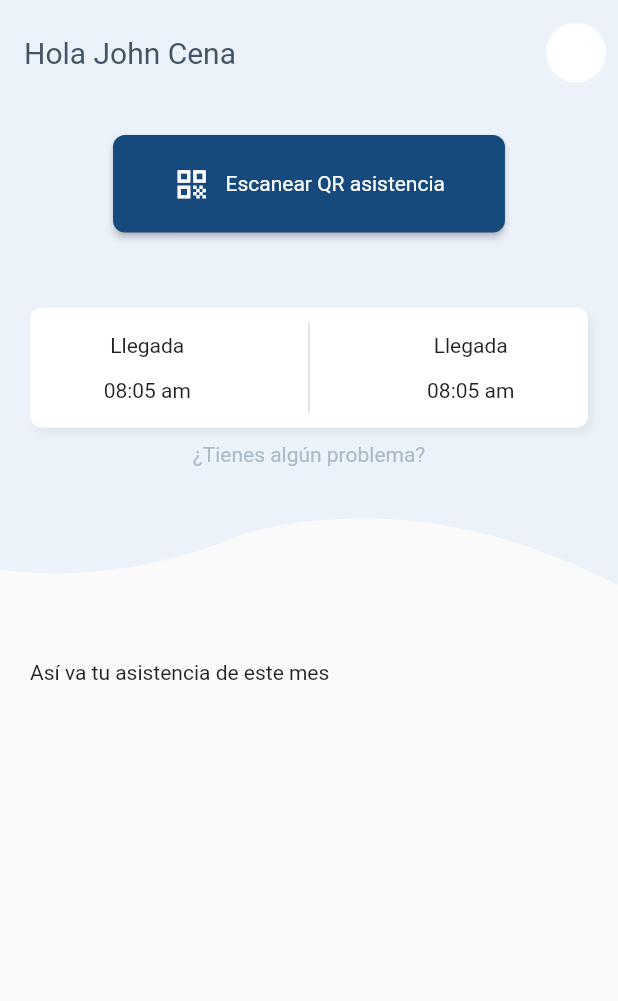
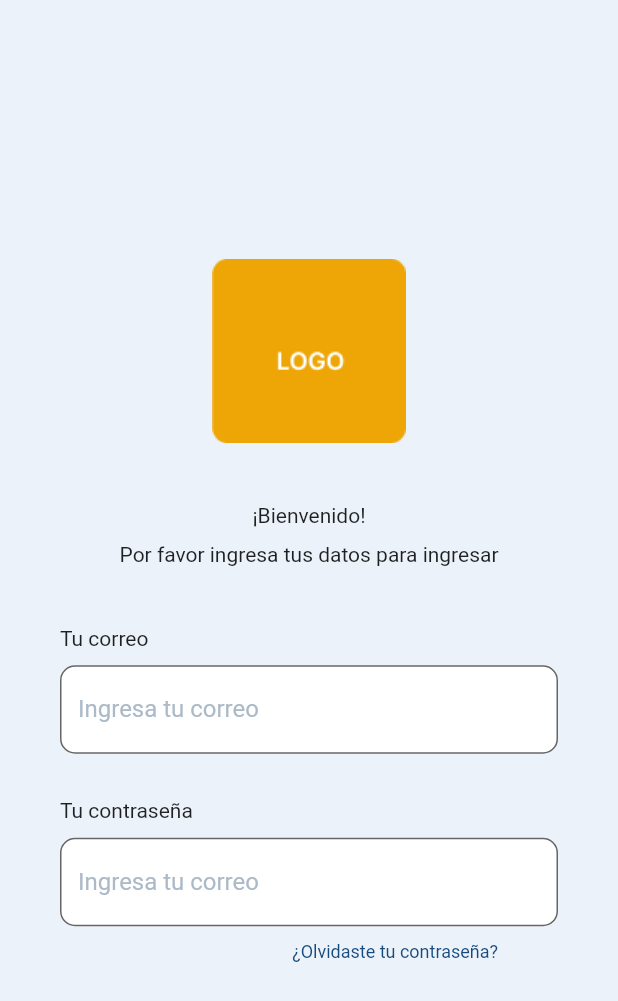
Before and after one commit to matiasbarram/checkapp, a Flutter app: the screen it shows after launch, on a phone screen of 412 x 824 dp. Shown: the top 1001 px of the screen. Run offline on Flutter 3.47's test engine with Material 2 defaults, Android fonts, the light colour scheme and no system bars.

Commit message:
Created Login screen

```diff
--- a/frontend/lib/main.dart
+++ b/frontend/lib/main.dart
@@ -20,11 +20,12 @@ class MyApp extends StatelessWidget {
   Widget build(BuildContext context) {
     return MaterialApp(
       debugShowCheckedModeBanner: false,
-      title: 'Movies App',
-      initialRoute: 'home',
+      title: 'Checkapp',
+      initialRoute: 'login',
       theme: AppTheme.lightTheme,
       routes: {
         'home': (_) => const HomeScreen(),
+        'login': ((context) => const LoginScreen())
       },
     );
   }
--- /dev/null
+++ b/frontend/lib/screens/login_screen.dart
@@ -0,0 +1,108 @@
+import 'package:checkapp/themes/app_theme.dart';
+import 'package:flutter/material.dart';
+
+class LoginScreen extends StatelessWidget {
+  const LoginScreen({Key? key}) : super(key: key);
+
+  @override
+  Widget build(BuildContext context) {
+    return Scaffold(
+      backgroundColor: AppTheme.checkApptextLigher,
+      body: Center(
+        child: Column(
+          mainAxisAlignment: MainAxisAlignment.center,
+          children: const [
+            WelcomeInfo(),
+            SizedBox(
+              height: 40,
+            ),
+            TextFieldsLogin()
+          ],
+        ),
+      ),
+    );
+  }
+}
+
+class WelcomeInfo extends StatelessWidget {
+  const WelcomeInfo({
+    Key? key,
+  }) : super(key: key);
+
+  @override
+  Widget build(BuildContext context) {
+    return Column(
+      children: [
+        Image.asset('assets/no-logo-orange.png'),
+        const SizedBox(
+          height: 40,
+        ),
+        const Text('¡Bienvenido!'),
+        const SizedBox(
+          height: 10,
+        ),
+        const Text('Por favor ingresa tus datos para ingresar'),
+      ],
+    );
+  }
+}
+
+class TextFieldsLogin extends StatelessWidget {
+  const TextFieldsLogin({
+    Key? key,
+  }) : super(key: key);
+
+  @override
+  Widget build(BuildContext context) {
+    return Container(
+      padding: const EdgeInsets.symmetric(horizontal: 40),
+      child: Column(
+        crossAxisAlignment: CrossAxisAlignment.start,
+        children: [
+          const Text('Tu correo'),
+          const SizedBox(
+            height: 10,
+          ),
+          const TextField(
+            decoration: InputDecoration(
+                labelText: "Ingresa tu correo",
+                labelStyle: TextStyle(color: AppTheme.checkApptextLight),
+                filled: true,
+                fillColor: Colors.white,
+                border: OutlineInputBorder(
+                  borderSide: BorderSide(color: AppTheme.checkApptextLigher),
+                  borderRadius: BorderRadius.all(Radius.circular(10)),
+                )),
+          ),
+          const SizedBox(
+            height: 30,
+          ),
+          const Text('Tu contraseña'),
+          const SizedBox(
+            height: 10,
+          ),
+          const TextField(
+            decoration: InputDecoration(
+                labelText: "Ingresa tu correo",
+                labelStyle: TextStyle(color: AppTheme.checkApptextLight),
+                filled: true,
+                fillColor: Colors.white,
+                border: OutlineInputBorder(
+                  borderSide: BorderSide(color: AppTheme.checkApptextLigher),
+                  borderRadius: BorderRadius.all(Radius.circular(10)),
+                )),
+            obscureText: true,
+          ),
+          Container(
+            alignment: Alignment.centerRight,
+            margin: const EdgeInsets.symmetric(horizontal: 40, vertical: 10),
+            child: const Text(
+              "¿Olvidaste tu contraseña?",
+              style: TextStyle(fontSize: 12, color: AppTheme.checkAppBlue),
+            ),
+          ),
+        ],
+      ),
+    );
+  }
+}
--- a/frontend/lib/screens/screens.dart
+++ b/frontend/lib/screens/screens.dart
@@ -1 +1,2 @@
 export 'package:checkapp/screens/home_screen.dart';
+export 'package:checkapp/screens/login_screen.dart';
--- a/frontend/lib/themes/app_theme.dart
+++ b/frontend/lib/themes/app_theme.dart
@@ -7,6 +7,7 @@ class AppTheme {
   static const Color textPrimColor = Color.fromRGBO(66, 84, 102, 1);
   static const Color checkAppBlue = Color.fromRGBO(23, 74, 124, 1);
   static const Color checkApptextLight = Color.fromRGBO(172, 186, 200, 1);
+  static const Color checkApptextLigher = Color.fromRGBO(235, 242, 250, 1);
 
   static final ThemeData lightTheme = ThemeData.light().copyWith(
       appBarTheme: const AppBarTheme(
--- a/frontend/pubspec.yaml
+++ b/frontend/pubspec.yaml
@@ -58,7 +58,8 @@ flutter:
   uses-material-design: true
 
   # To add assets to your application, add an assets section, like this:
-  # assets:
+  assets:
+    - assets/
   #   - images/a_dot_burr.jpeg
   #   - images/a_dot_ham.jpeg
 
```
Also changed, not shown: frontend/assets/no-logo-orange.png (added), frontend/assets/no-logo.png (added).
